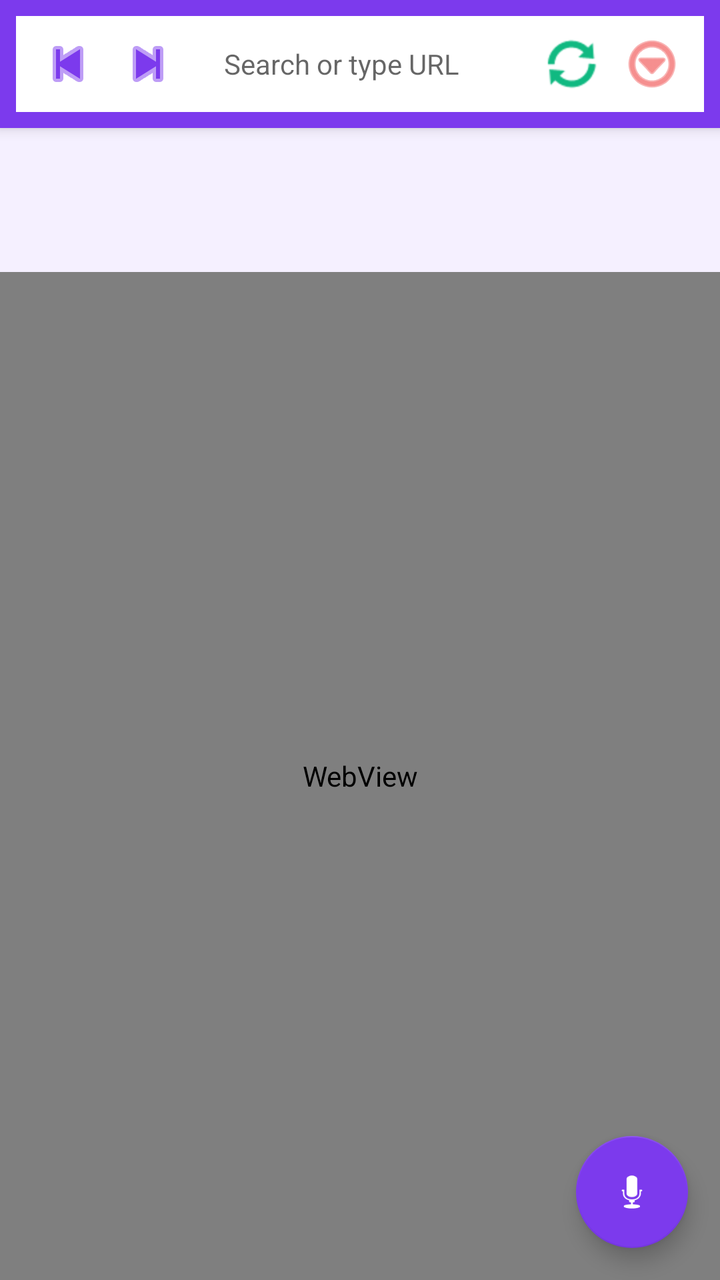
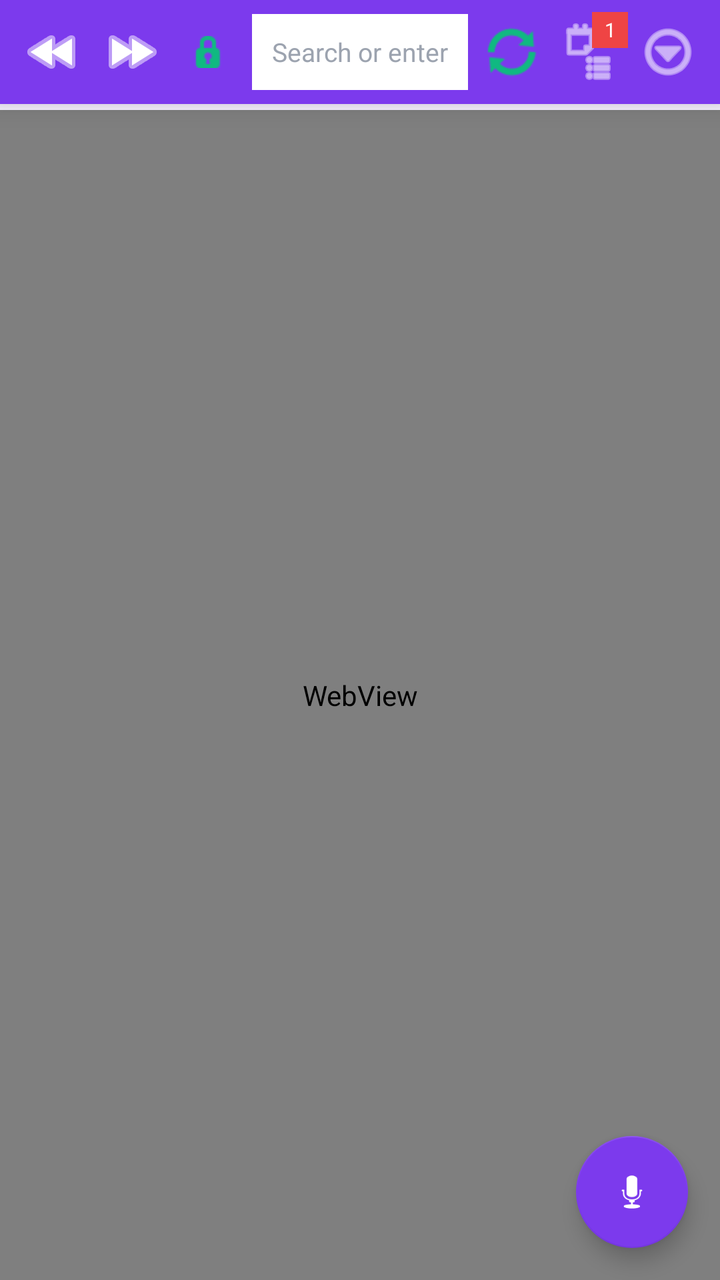

An Android layout rendered at two revisions. The XML below is the earlier revision; the diff shows what the commit changed to produce the second picture.
<!-- AndroidManifest.xml: application theme Theme.SurfFountain -->
<!-- res/layout/activity_main.xml -->
<?xml version="1.0" encoding="utf-8"?>
<androidx.coordinatorlayout.widget.CoordinatorLayout xmlns:android="http://schemas.android.com/apk/res/android"
    xmlns:app="http://schemas.android.com/apk/res-auto"
    android:layout_width="match_parent"
    android:layout_height="match_parent"
    android:background="#F5F0FF">

    <com.google.android.material.appbar.AppBarLayout
        android:layout_width="match_parent"
        android:layout_height="wrap_content"
        android:background="#7C3AED">

        <LinearLayout
            android:orientation="vertical"
            android:layout_width="match_parent"
            android:layout_height="wrap_content"
            android:padding="8dp">

            <LinearLayout
                android:orientation="horizontal"
                android:layout_width="match_parent"
                android:layout_height="48dp"
                android:gravity="center_vertical"
                android:background="#FFFFFF"
                android:paddingStart="8dp"
                android:paddingEnd="8dp"
                android:elevation="2dp">

                <ImageButton
                    android:id="@+id/btn_back"
                    android:layout_width="36dp"
                    android:layout_height="36dp"
                    android:background="?attr/selectableItemBackgroundBorderless"
                    android:src="@android:drawable/ic_media_previous"
                    android:tint="#7C3AED" />

                <ImageButton
                    android:id="@+id/btn_forward"
                    android:layout_width="36dp"
                    android:layout_height="36dp"
                    android:background="?attr/selectableItemBackgroundBorderless"
                    android:src="@android:drawable/ic_media_next"
                    android:tint="#7C3AED"
                    android:layout_marginStart="4dp" />

                <EditText
                    android:id="@+id/url_bar"
                    android:layout_width="0dp"
                    android:layout_height="40dp"
                    android:layout_weight="1"
                    android:layout_marginStart="8dp"
                    android:layout_marginEnd="8dp"
                    android:background="@android:color/transparent"
                    android:hint="Search or type URL"
                    android:inputType="textUri"
                    android:imeOptions="actionGo"
                    android:maxLines="1"
                    android:paddingStart="12dp"
                    android:paddingEnd="12dp"
                    android:textColor="#1F2937"
                    android:textSize="14sp" />

                <ImageButton
                    android:id="@+id/btn_reload"
                    android:layout_width="36dp"
                    android:layout_height="36dp"
                    android:background="?attr/selectableItemBackgroundBorderless"
                    android:src="@android:drawable/ic_popup_sync"
                    android:tint="#10B981" />

                <ImageButton
                    android:id="@+id/btn_menu"
                    android:layout_width="36dp"
                    android:layout_height="36dp"
                    android:background="?attr/selectableItemBackgroundBorderless"
                    android:src="@android:drawable/ic_menu_more"
                    android:tint="#EF4444"
                    android:layout_marginStart="4dp" />
            </LinearLayout>

            <ProgressBar
                android:id="@+id/progress_bar"
                style="?android:attr/progressBarStyleHorizontal"
                android:layout_width="match_parent"
                android:layout_height="3dp"
                android:max="100"
                android:progressTint="#10B981"
                android:visibility="gone"
                android:layout_marginTop="4dp"/>
        </LinearLayout>
    </com.google.android.material.appbar.AppBarLayout>

    <WebView
        android:id="@+id/webview"
        android:layout_width="match_parent"
        android:layout_height="match_parent"
        app:layout_behavior="@string/appbar_scrolling_view_behavior"
        android:layout_marginTop="72dp" />

    <com.google.android.material.floatingactionbutton.FloatingActionButton
        android:id="@+id/ai_fab"
        android:layout_width="wrap_content"
        android:layout_height="wrap_content"
        android:layout_gravity="bottom|end"
        android:layout_margin="16dp"
        android:src="@android:drawable/ic_btn_speak_now"
        app:backgroundTint="#7C3AED"
        app:tint="#FFFFFF"
        android:contentDescription="PDL AI" />

</androidx.coordinatorlayout.widget.CoordinatorLayout>
<!-- resources referenced by this layout -->
<resources>
  <style name="Theme.SurfFountain" parent="Theme.MaterialComponents.DayNight.DarkActionBar">
          <item name="colorPrimary">#7C3AED</item>
          <item name="colorPrimaryVariant">#6D28D9</item>
          <item name="colorOnPrimary">#FFFFFF</item>
          <item name="colorSecondary">#10B981</item>
          <item name="colorSecondaryVariant">#059669</item>
          <item name="colorError">#EF4444</item>
          <item name="android:statusBarColor">#6D28D9</item>
      </style>
</resources>

<!-- the commit's change to res/layout/activity_main.xml (unified diff, before → after) -->
@@ -1,101 +1,139 @@
 <?xml version="1.0" encoding="utf-8"?>
-<androidx.coordinatorlayout.widget.CoordinatorLayout xmlns:android="http://schemas.android.com/apk/res/android"
+<androidx.coordinatorlayout.widget.CoordinatorLayout
+    xmlns:android="http://schemas.android.com/apk/res/android"
     xmlns:app="http://schemas.android.com/apk/res-auto"
     android:layout_width="match_parent"
     android:layout_height="match_parent"
     android:background="#F5F0FF">
 
-    <com.google.android.material.appbar.AppBarLayout
+    <LinearLayout
+        android:id="@+id/toolbar_layout"
+        android:orientation="vertical"
         android:layout_width="match_parent"
         android:layout_height="wrap_content"
-        android:background="#7C3AED">
+        android:background="#7C3AED"
+        android:elevation="8dp">
 
         <LinearLayout
-            android:orientation="vertical"
+            android:orientation="horizontal"
             android:layout_width="match_parent"
-            android:layout_height="wrap_content"
-            android:padding="8dp">
+            android:layout_height="52dp"
+            android:gravity="center_vertical"
+            android:paddingStart="6dp"
+            android:paddingEnd="6dp"
+            android:background="#7C3AED">
+
+            <ImageButton
+                android:id="@+id/btn_back"
+                android:layout_width="40dp"
+                android:layout_height="40dp"
+                android:background="?attr/selectableItemBackgroundBorderless"
+                android:src="@android:drawable/ic_media_rew"
+                android:tint="#FFFFFF" />
+
+            <ImageButton
+                android:id="@+id/btn_forward"
+                android:layout_width="40dp"
+                android:layout_height="40dp"
+                android:background="?attr/selectableItemBackgroundBorderless"
+                android:src="@android:drawable/ic_media_ff"
+                android:tint="#FFFFFF" />
+
+            <ImageButton
+                android:id="@+id/btn_shield"
+                android:layout_width="36dp"
+                android:layout_height="36dp"
+                android:background="?attr/selectableItemBackgroundBorderless"
+                android:src="@android:drawable/ic_secure"
+                android:tint="#10B981" />
 
             <LinearLayout
+                android:layout_width="0dp"
+                android:layout_height="38dp"
+                android:layout_weight="1"
+                android:layout_marginStart="4dp"
+                android:layout_marginEnd="4dp"
+                android:background="#FFFFFF"
+                android:gravity="center_vertical"
                 android:orientation="horizontal"
-                android:layout_width="match_parent"
-                android:layout_height="48dp"
-                android:gravity="center_vertical"
-                android:background="#FFFFFF"
-                android:paddingStart="8dp"
-                android:paddingEnd="8dp"
-                android:elevation="2dp">
-
-                <ImageButton
-                    android:id="@+id/btn_back"
-                    android:layout_width="36dp"
-                    android:layout_height="36dp"
-                    android:background="?attr/selectableItemBackgroundBorderless"
-                    android:src="@android:drawable/ic_media_previous"
-                    android:tint="#7C3AED" />
-
-                <ImageButton
-                    android:id="@+id/btn_forward"
-                    android:layout_width="36dp"
-                    android:layout_height="36dp"
-                    android:background="?attr/selectableItemBackgroundBorderless"
-                    android:src="@android:drawable/ic_media_next"
-                    android:tint="#7C3AED"
-                    android:layout_marginStart="4dp" />
+                android:paddingStart="10dp"
+                android:paddingEnd="10dp">
 
                 <EditText
                     android:id="@+id/url_bar"
                     android:layout_width="0dp"
-                    android:layout_height="40dp"
+                    android:layout_height="wrap_content"
                     android:layout_weight="1"
-                    android:layout_marginStart="8dp"
-                    android:layout_marginEnd="8dp"
                     android:background="@android:color/transparent"
-                    android:hint="Search or type URL"
+                    android:hint="Search or enter URL"
                     android:inputType="textUri"
                     android:imeOptions="actionGo"
                     android:maxLines="1"
-                    android:paddingStart="12dp"
-                    android:paddingEnd="12dp"
                     android:textColor="#1F2937"
-                    android:textSize="14sp" />
-
-                <ImageButton
-                    android:id="@+id/btn_reload"
-                    android:layout_width="36dp"
-                    android:layout_height="36dp"
-                    android:background="?attr/selectableItemBackgroundBorderless"
-                    android:src="@android:drawable/ic_popup_sync"
-                    android:tint="#10B981" />
-
-                <ImageButton
-                    android:id="@+id/btn_menu"
-                    android:layout_width="36dp"
-                    android:layout_height="36dp"
-                    android:background="?attr/selectableItemBackgroundBorderless"
-                    android:src="@android:drawable/ic_menu_more"
-                    android:tint="#EF4444"
-                    android:layout_marginStart="4dp" />
+                    android:textColorHint="#9CA3AF"
+                    android:textSize="13sp" />
             </LinearLayout>
 
-            <ProgressBar
-                android:id="@+id/progress_bar"
-                style="?android:attr/progressBarStyleHorizontal"
-                android:layout_width="match_parent"
-                android:layout_height="3dp"
-                android:max="100"
-                android:progressTint="#10B981"
-                android:visibility="gone"
-                android:layout_marginTop="4dp"/>
+            <ImageButton
+                android:id="@+id/btn_reload"
+                android:layout_width="36dp"
+                android:layout_height="36dp"
+                android:background="?attr/selectableItemBackgroundBorderless"
+                android:src="@android:drawable/ic_popup_sync"
+                android:tint="#10B981" />
+
+            <FrameLayout
+                android:layout_width="40dp"
+                android:layout_height="40dp">
+                <ImageButton
+                    android:id="@+id/btn_tabs"
+                    android:layout_width="40dp"
+                    android:layout_height="40dp"
+                    android:background="?attr/selectableItemBackgroundBorderless"
+                    android:src="@android:drawable/ic_menu_agenda"
+                    android:tint="#FFFFFF" />
+                <TextView
+                    android:id="@+id/tab_count"
+                    android:layout_width="18dp"
+                    android:layout_height="18dp"
+                    android:layout_gravity="top|end"
+                    android:background="#EF4444"
+                    android:gravity="center"
+                    android:text="1"
+                    android:textColor="#FFFFFF"
+                    android:textSize="10sp" />
+            </FrameLayout>
+
+            <ImageButton
+                android:id="@+id/btn_menu"
+                android:layout_width="40dp"
+                android:layout_height="40dp"
+                android:background="?attr/selectableItemBackgroundBorderless"
+                android:src="@android:drawable/ic_menu_more"
+                android:tint="#FFFFFF" />
         </LinearLayout>
-    </com.google.android.material.appbar.AppBarLayout>
 
-    <WebView
-        android:id="@+id/webview"
+        <ProgressBar
+            android:id="@+id/progress_bar"
+            style="?android:attr/progressBarStyleHorizontal"
+            android:layout_width="match_parent"
+            android:layout_height="3dp"
+            android:max="100"
+            android:progressTint="#10B981"
+            android:visibility="gone" />
+    </LinearLayout>
+
+    <FrameLayout
+        android:id="@+id/web_container"
         android:layout_width="match_parent"
         android:layout_height="match_parent"
-        app:layout_behavior="@string/appbar_scrolling_view_behavior"
-        android:layout_marginTop="72dp" />
+        android:layout_marginTop="55dp">
+
+        <WebView
+            android:id="@+id/webview"
+            android:layout_width="match_parent"
+            android:layout_height="match_parent" />
+    </FrameLayout>
 
     <com.google.android.material.floatingactionbutton.FloatingActionButton
         android:id="@+id/ai_fab"
<!-- resource entries referenced after the edit -->
@@ -1,6 +1,6 @@
 <!-- resources referenced by this layout -->
 <resources>
-  <style name="Theme.SurfFountain" parent="Theme.MaterialComponents.DayNight.DarkActionBar">
+  <style name="Theme.SurfFountain" parent="Theme.MaterialComponents.DayNight.NoActionBar">
           <item name="colorPrimary">#7C3AED</item>
           <item name="colorPrimaryVariant">#6D28D9</item>
           <item name="colorOnPrimary">#FFFFFF</item>
@@ -8,6 +8,9 @@
           <item name="colorSecondaryVariant">#059669</item>
           <item name="colorError">#EF4444</item>
           <item name="android:statusBarColor">#6D28D9</item>
+          <item name="android:navigationBarColor">#7C3AED</item>
+          <item name="windowActionBar">false</item>
+          <item name="windowNoTitle">true</item>
       </style>
 </resources>
 
